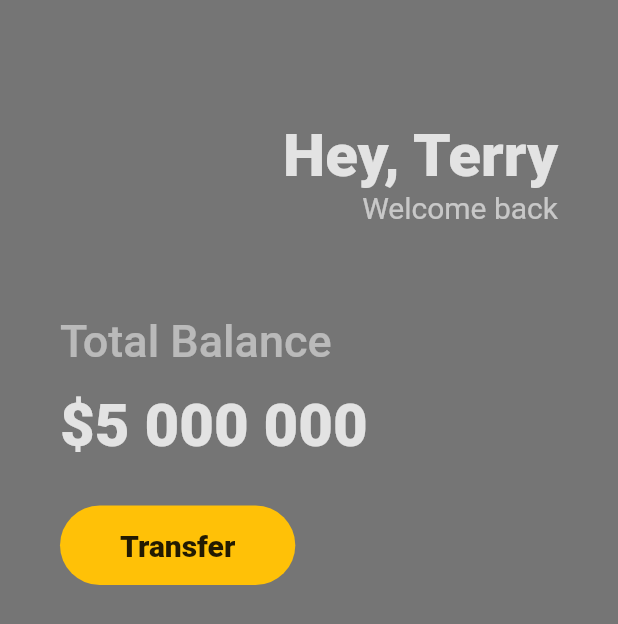
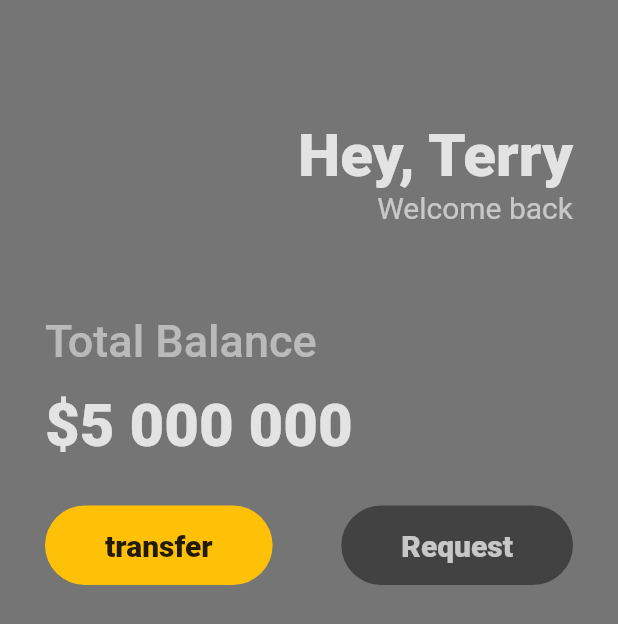
Before and after one commit to geepum/toonflix, a Flutter app: the screen it shows after launch, on a phone screen of 412 x 824 dp. Shown: the top 624 px of the screen. Run offline on Flutter 3.47's test engine with Material 2 defaults, Android fonts, the phone set to English and light mode, and no system bars.

Commit message:
3.5 Reusable Widgets

```diff
--- a/lib/main.dart
+++ b/lib/main.dart
@@ -1,4 +1,5 @@
 import 'package:flutter/material.dart';
+import 'package:toonflix/widgets/button.dart';
 
 void main() {
   runApp(const MyApp());
@@ -14,7 +15,7 @@ class MyApp extends StatelessWidget {
       home: Scaffold(
         backgroundColor: Colors.black54,
         body: Padding(
-          padding: const EdgeInsets.symmetric(horizontal: 40.0),
+          padding: const EdgeInsets.symmetric(horizontal: 30.0),
           child: Column(
             children: [
               const SizedBox(
@@ -77,31 +78,22 @@ class MyApp extends StatelessWidget {
                       const SizedBox(
                         height: 30.0,
                       ),
-                      Row(
-                        children: [
-                          Container(
-                            decoration: BoxDecoration(
-                              borderRadius: BorderRadius.circular(40.0),
-                              color: Colors.amber.shade500,
-                            ),
-                            child: const Padding(
-                              padding: EdgeInsets.symmetric(
-                                vertical: 15.0,
-                                horizontal: 40.0,
-                              ),
-                              child: Text(
-                                'Transfer',
-                                style: TextStyle(
-                                  fontSize: 20.0,
-                                  fontWeight: FontWeight.w800,
-                                ),
-                              ),
-                            ),
-                          ),
-                        ],
-                      ),
                     ],
                   ),
+                ],
+              ),
+              Row(
+                mainAxisAlignment: MainAxisAlignment.spaceBetween,
+                children: [
+                  Button(
+                      text: 'transfer',
+                      bgColor: Colors.amber.shade500,
+                      textColor: Colors.black87),
+                  Button(
+                    text: 'Request',
+                    bgColor: Colors.grey.shade800,
+                    textColor: Colors.white70,
+                  )
                 ],
               ),
             ],
--- /dev/null
+++ b/lib/widgets/button.dart
@@ -0,0 +1,35 @@
+import 'package:flutter/material.dart';
+
+class Button extends StatelessWidget {
+  final String text;
+  final Color bgColor;
+  final Color textColor;
+
+  const Button(
+      {super.key,
+      required this.text,
+      required this.bgColor,
+      required this.textColor});
+
+  @override
+  Widget build(BuildContext context) {
+    return Container(
+      decoration: BoxDecoration(
+          borderRadius: BorderRadius.circular(40.0), color: bgColor),
+      child: Padding(
+        padding: const EdgeInsets.symmetric(
+          vertical: 15.0,
+          horizontal: 40.0,
+        ),
+        child: Text(
+          text,
+          style: TextStyle(
+            color: textColor,
+            fontSize: 20.0,
+            fontWeight: FontWeight.w800,
+          ),
+        ),
+      ),
+    );
+  }
+}
```
